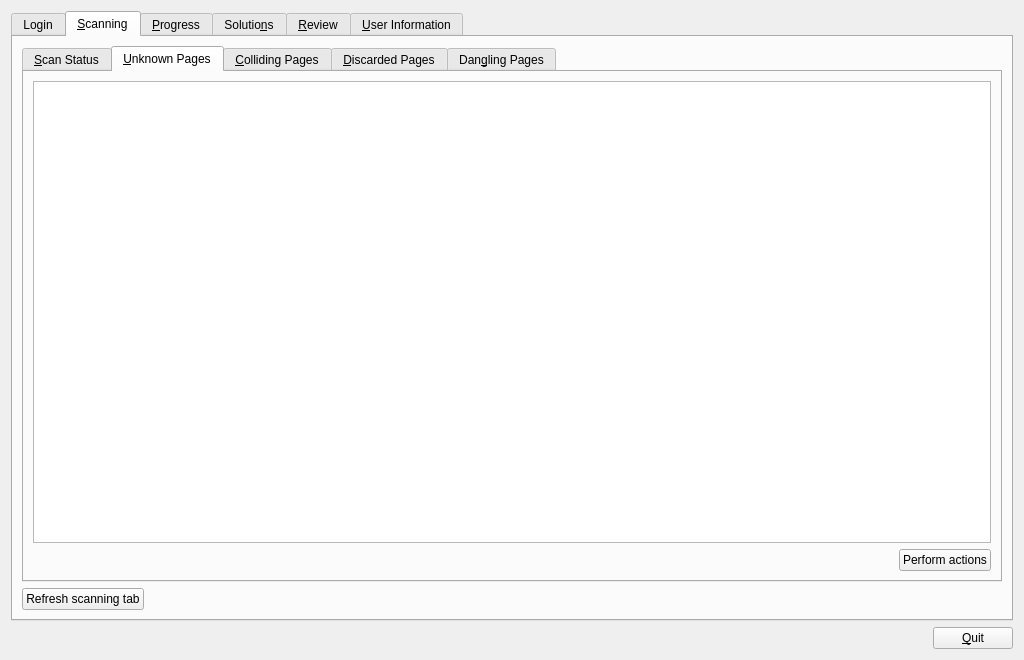
This is qtCreatorFiles/ui_manager.ui in plomgrading/plom as Qt 5 draws it before an edit. The edited form follows.
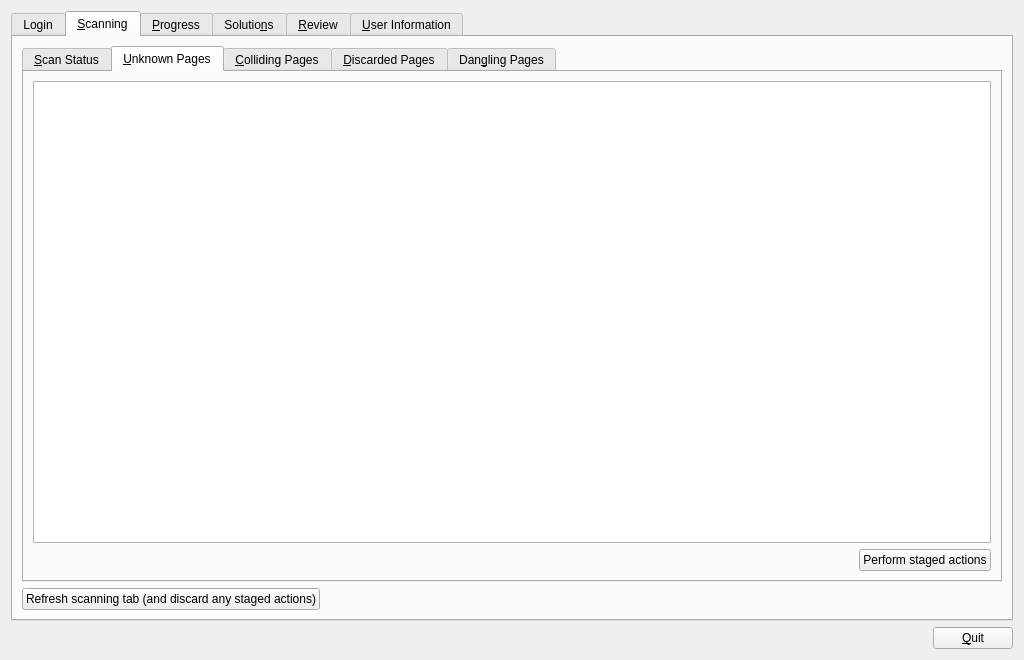
This is the edited form. The open tabs and pages were chosen to show the change.

Commit message:
manager: relabel buttons to give that staged will be lost
See Issue #661.

The edit to the form file:
```diff
--- a/qtCreatorFiles/ui_manager.ui
+++ b/qtCreatorFiles/ui_manager.ui
@@ -440,7 +440,7 @@
              <item>
               <widget class="QPushButton" name="actionUButton">
                <property name="text">
-                <string>Perform actions</string>
+                <string>Perform staged actions</string>
                </property>
               </widget>
              </item>
@@ -582,7 +582,7 @@
          <item>
           <widget class="QPushButton" name="scanRefreshB">
            <property name="text">
-            <string>Refresh scanning tab</string>
+            <string>Refresh scanning tab (and discard any staged actions)</string>
            </property>
           </widget>
          </item>
```
Left out of the diff: 5 changed lines with no effect on the pictures. The commit also changes 1 other file.
